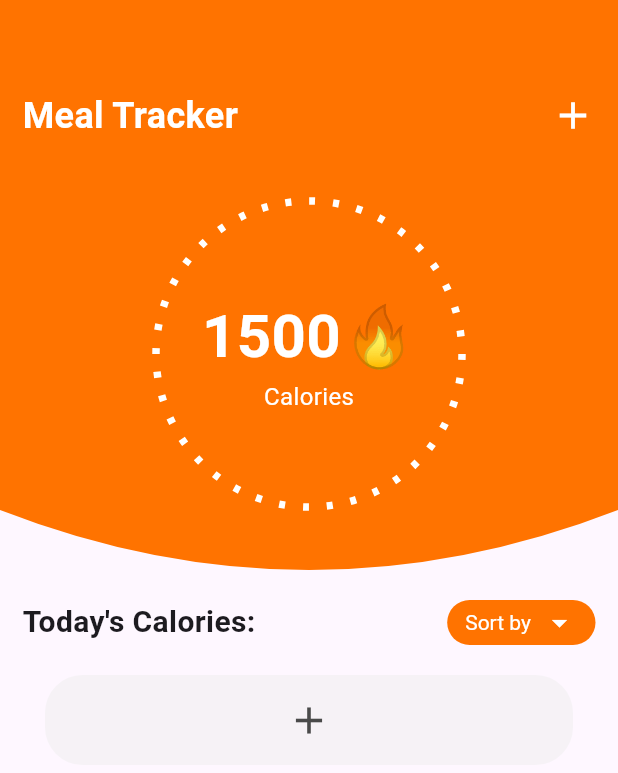
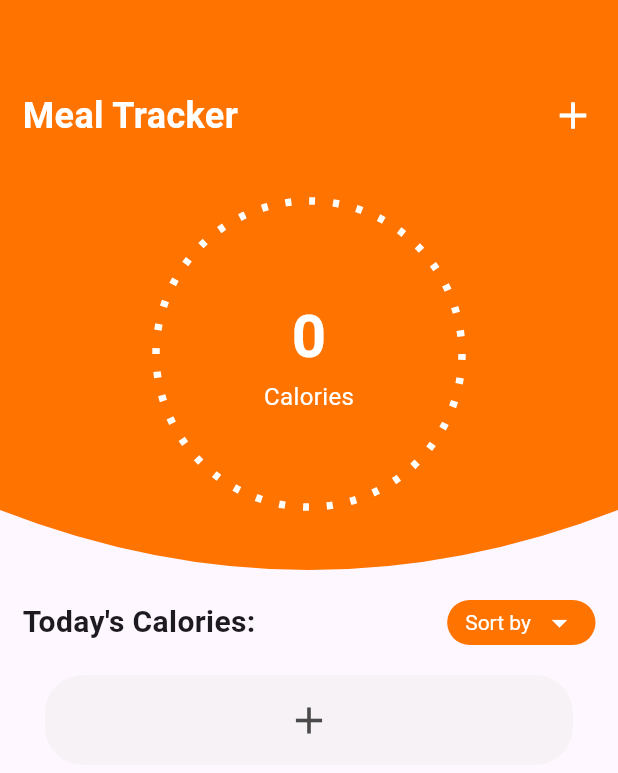
Before and after one commit to OmarElmanzalawy/flutter_assessment_5d, a Flutter app: the screen it shows after launch, after a tap on the "add" icon, on a phone screen of 412 x 824 dp. Shown: the top 773 px of the screen. Run offline on Flutter 3.47's test engine with Material 3 defaults, Android fonts, the light colour scheme and no system bars; drawn by our look-alikes of dotted_border; our stand-ins replace flutter_riverpod, get_it, go_router, shared_preferences, shimmer.

Commit message:
implmented loading shimmer

```diff
--- a/lib/models/meal_model.dart
+++ b/lib/models/meal_model.dart
@@ -8,7 +8,7 @@ class MealModel {
 
   MealModel({required this.name, required this.calories, required this.date,this.imagePath,required this.id});
 
-  Map<String,dynamic> toJson() =>{
+  Map<String,dynamic> toJson() => {
       'id': id,
       'name': name,
       'calories': calories,
--- a/lib/screens/home_screen.dart
+++ b/lib/screens/home_screen.dart
@@ -1,5 +1,7 @@
 import 'package:assesment_5d/constants/app_colors.dart';
 import 'package:assesment_5d/models/meal_model.dart';
+import 'package:assesment_5d/service/startup_service.dart';
+import 'package:assesment_5d/service/storage_service.dart';
 import 'package:assesment_5d/utils/oval_buttom_clipper.dart';
 import 'package:assesment_5d/view_model/providers/meals_provider.dart';
 import 'package:assesment_5d/widgets/home/calories_circle.dart';
@@ -7,16 +9,35 @@ import 'package:assesment_5d/widgets/home/meal_tile.dart';
 import 'package:assesment_5d/widgets/home/sortButton.dart';
 import 'package:flutter/material.dart';
 import 'package:flutter_riverpod/flutter_riverpod.dart';
+import 'package:shimmer/shimmer.dart';
 
-class HomeScreen extends ConsumerWidget {
+class HomeScreen extends ConsumerStatefulWidget {
   HomeScreen({super.key});
 
+  @override
+  ConsumerState<HomeScreen> createState() => _HomeScreenState();
+}
+
+class _HomeScreenState extends ConsumerState<HomeScreen> {
   final _listKey = GlobalKey<AnimatedListState>();
 
   @override
-  Widget build(BuildContext context,WidgetRef ref) {
+  void initState() {
+    // TODO: implement initState
+    super.initState();
+    ref.read(mealsProvider.notifier).setListKey(_listKey);
+    WidgetsBinding.instance.addPostFrameCallback((_){
+      //for testing only
+      // StorageService.clearAll();
+      StartupService.LoadMealsFromStorage(ref);
+    });
+
+  }
+
+  @override
+  Widget build(BuildContext context) {
     final mealsState = ref.watch(mealsProvider);
-
+    print("isloading: ${mealsState.isMealsLoading}");
     final Size size = MediaQuery.sizeOf(context);
     return Scaffold(
       // backgroundColor: Colors.grey.shade50,
@@ -53,7 +74,7 @@ class HomeScreen extends ConsumerWidget {
                       )),
                     const SizedBox(height: 30,),
                     const SizedBox(height: 10,),
-                    CaloriesCircle(),
+                    CaloriesCircle(calorieCount: mealsState.totalCalories,),
                   ],
                 ),
               ),
@@ -71,8 +92,23 @@ class HomeScreen extends ConsumerWidget {
             ],
           ),
         ),
+
         Expanded(
-          child: AnimatedList.separated(
+          child: AnimatedSwitcher(
+            duration: Duration(milliseconds: 300),
+            child: mealsState.isMealsLoading
+            ?
+            ListView.separated(
+              padding: EdgeInsets.zero,
+              physics: NeverScrollableScrollPhysics(),
+              itemCount: 2,
+              separatorBuilder: (context, index) => const SizedBox(height: 15,),
+              itemBuilder:(context, index) => ShimmerMealTile(),
+              )
+            // CircularProgressIndicator(color: AppColors.darkGray,)
+            // Text("hello")
+           :
+           AnimatedList.separated(
             key: _listKey,
             padding: EdgeInsets.zero,
             initialItemCount: mealsState.meals.length + 1,
@@ -80,9 +116,12 @@ class HomeScreen extends ConsumerWidget {
             removedSeparatorBuilder: (context, index, animation) => SizedBox(),
             itemBuilder: (context, index, animation){
               print("index: $index");
-              if(index < mealsState.meals.length){
-                return MealTile(mealIndex: index -1,);
+              print("meals length: ${mealsState.meals.length}");
+              if(index != mealsState.meals.length && mealsState.meals.isNotEmpty){
+                return MealTile(mealIndex: index,);
+                // return Text('hello');
               }
+              //add button
               else{
               return Padding(
                 padding: const EdgeInsets.symmetric(horizontal: 30.0),
@@ -91,7 +130,7 @@ class HomeScreen extends ConsumerWidget {
                   borderRadius: BorderRadius.circular(25),
                   onTap: (){
                     print("click");
-                    ref.read(mealsProvider.notifier).addMeal(MealModel(calories: index, name: "Meal $index",date: DateTime.now(),id: UniqueKey().toString()));
+                    ref.read(mealsProvider.notifier).addMeal(MealModel(calories: 200, name: "Meal $index",date: DateTime.now(),id: UniqueKey().toString()));
                   },
                   child: Container(
                     width: size.width * 0.8,
@@ -109,7 +148,11 @@ class HomeScreen extends ConsumerWidget {
             }
             },
             ),
+          ),
         )
+
+
+
 
         ]
       ),
--- a/lib/view_model/states/meals_state.dart
+++ b/lib/view_model/states/meals_state.dart
@@ -5,7 +5,7 @@ class MealsState {
   final bool isMealsLoading;
   //checks if user opened the app for the first time
   final bool isUserFirstTime;
-  late final int totalCalories;
+  late int totalCalories;
 
   MealsState({
     this.meals = const [],
@@ -13,7 +13,7 @@ class MealsState {
     this.totalCalories = 0,
     this.isUserFirstTime = false,
     }){
-    meals.map((meal) => totalCalories += meal.calories);
+     totalCalories = meals.fold(0, (sum,meal) => sum + meal.calories);
   }
 
   MealsState copyWith({
--- a/lib/widgets/home/calories_circle.dart
+++ b/lib/widgets/home/calories_circle.dart
@@ -3,7 +3,9 @@ import 'package:dotted_border/dotted_border.dart';
 import 'package:flutter/material.dart';
 
 class CaloriesCircle extends StatelessWidget {
-  const CaloriesCircle({super.key});
+  const CaloriesCircle({super.key, required this.calorieCount});
+
+  final int calorieCount;
 
   @override
   Widget build(BuildContext context) {
@@ -22,8 +24,15 @@ class CaloriesCircle extends StatelessWidget {
                           mainAxisAlignment: MainAxisAlignment.center,
                           crossAxisAlignment: CrossAxisAlignment.center,
                           children: [
-                            Text('1500🔥',style: TextStyle(color: AppColors.white,fontSize: 40,fontWeight: FontWeight.bold),),
-                            Text("Calories",style: TextStyle(fontSize: 16,color: AppColors.white),)
+                            TweenAnimationBuilder<int>(
+                              duration: Duration(milliseconds: 300),
+                              tween: IntTween(begin: 0,end: calorieCount),
+                              builder: (context,value,child){
+                                return Text('$value',style: TextStyle(color: AppColors.white,fontSize: 40,fontWeight: FontWeight.bold),);
+                              }
+                              ),
+                              Text("Calories",style: TextStyle(fontSize: 16,color: AppColors.white),
+                              ),
                           ],
                         ),
                       ),
--- a/lib/widgets/home/meal_tile.dart
+++ b/lib/widgets/home/meal_tile.dart
@@ -2,6 +2,7 @@ import 'package:assesment_5d/constants/app_colors.dart';
 import 'package:assesment_5d/view_model/providers/meals_provider.dart';
 import 'package:flutter/material.dart';
 import 'package:flutter_riverpod/flutter_riverpod.dart';
+import 'package:shimmer/shimmer.dart';
 
 class MealTile extends ConsumerWidget {
   const MealTile({super.key,required this.mealIndex});
@@ -75,3 +76,83 @@ class MealTile extends ConsumerWidget {
     );
   }
 }
+
+
+class ShimmerMealTile extends StatelessWidget {
+  const ShimmerMealTile({super.key});
+
+  @override
+  Widget build(BuildContext context) {
+    final Size size = MediaQuery.sizeOf(context);
+    return Shimmer.fromColors(
+      baseColor: Colors.grey.shade400,
+      highlightColor: Colors.grey.shade100,
+      child: Container(
+        width: size.width * 0.9,
+        height: size.height * 0.2, // Fixed height to match MealTile
+        margin: EdgeInsets.symmetric(horizontal: 15),
+        decoration: BoxDecoration(
+          color: Colors.blueGrey.shade50.withOpacity(0.35),
+          borderRadius: BorderRadius.circular(12),
+        ),
+        child: Row(
+          children: [
+            Container(
+              margin: EdgeInsets.only(left: 20),
+              width: size.width * 0.3,
+              height: size.height * 0.15,
+              decoration: BoxDecoration(
+                borderRadius: BorderRadius.circular(12),
+                color: Colors.white, // Add color for shimmer effect
+              ),
+            ),
+            const SizedBox(width: 20),
+            Expanded(
+              child: Column(
+                crossAxisAlignment: CrossAxisAlignment.start,
+                children: [
+                  const SizedBox(height: 20),
+                  Row(
+                    children: [
+                      Container(
+                        width: 120,
+                        height: 16,
+                        color: Colors.white,
+                      ),
+                      const Spacer(),
+                      Container(
+                        width: 24,
+                        height: 24,
+                        color: Colors.white,
+                      ),
+                      const SizedBox(width: 8)
+                    ],
+                  ),
+                  const SizedBox(height: 10),
+                  Container(
+                    width: 80,
+                    height: 14,
+                    color: Colors.white,
+                  ),
+                  const SizedBox(height: 40), // Fixed height instead of Spacer
+                  Row(
+                    children: [
+                      Spacer(),
+                      Container(
+                        width: 100,
+                        height: 17,
+                        color: Colors.white,
+                      ),
+                      const SizedBox(width: 10),
+                    ],
+                  ),
+                  const SizedBox(height: 15)
+                ],
+              ),
+            ),
+          ],
+        ),
+      ),
+    );
+  }
+}
```
